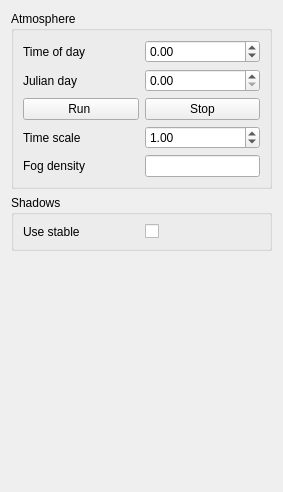
This is sandbox/globalsettingsform.ui in aplars/spiral as Qt 5 draws it before an edit. The edited form follows.
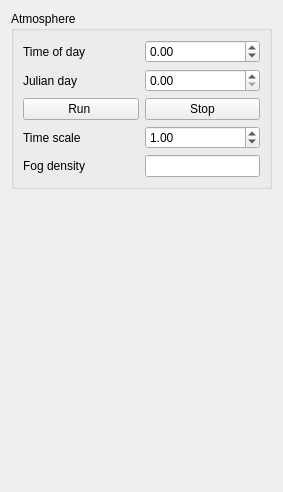
This is the edited form.

Commit message: Moved shadow mapping code and did some refactorations.

```diff
--- a/sandbox/globalsettingsform.ui
+++ b/sandbox/globalsettingsform.ui
@@ -109,33 +109,6 @@
      </layout>
     </widget>
    </item>
-   <item>
-    <widget class="QGroupBox" name="shadowsGroupBox">
-     <property name="title">
-      <string>Shadows</string>
-     </property>
-     <layout class="QVBoxLayout" name="verticalLayout_3">
-      <item>
-       <layout class="QGridLayout" name="gridLayout_2">
-        <item row="0" column="1">
-         <widget class="QCheckBox" name="useStableShadowsCheckBox">
-          <property name="text">
-           <string/>
-          </property>
-         </widget>
-        </item>
-        <item row="0" column="0">
-         <widget class="QLabel" name="label_2">
-          <property name="text">
-           <string>Use stable</string>
-          </property>
-         </widget>
-        </item>
-       </layout>
-      </item>
-     </layout>
-    </widget>
-   </item>
    <item>
     <spacer name="verticalSpacer">
      <property name="orientation">
```
The commit also changes 12 other files.
